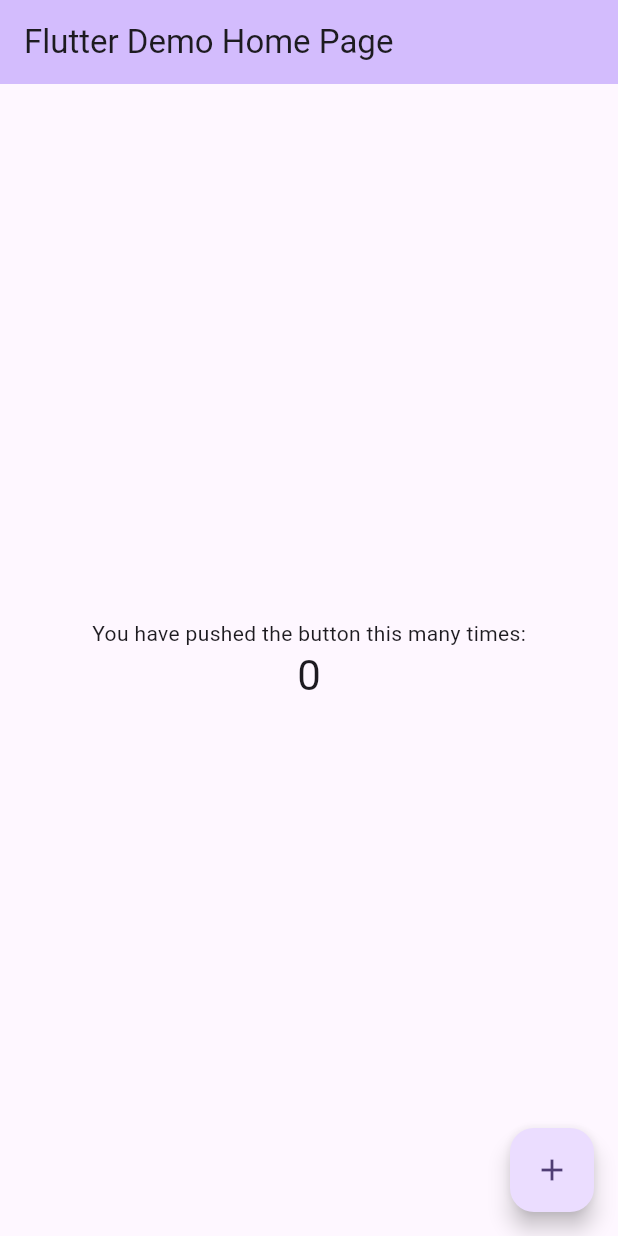
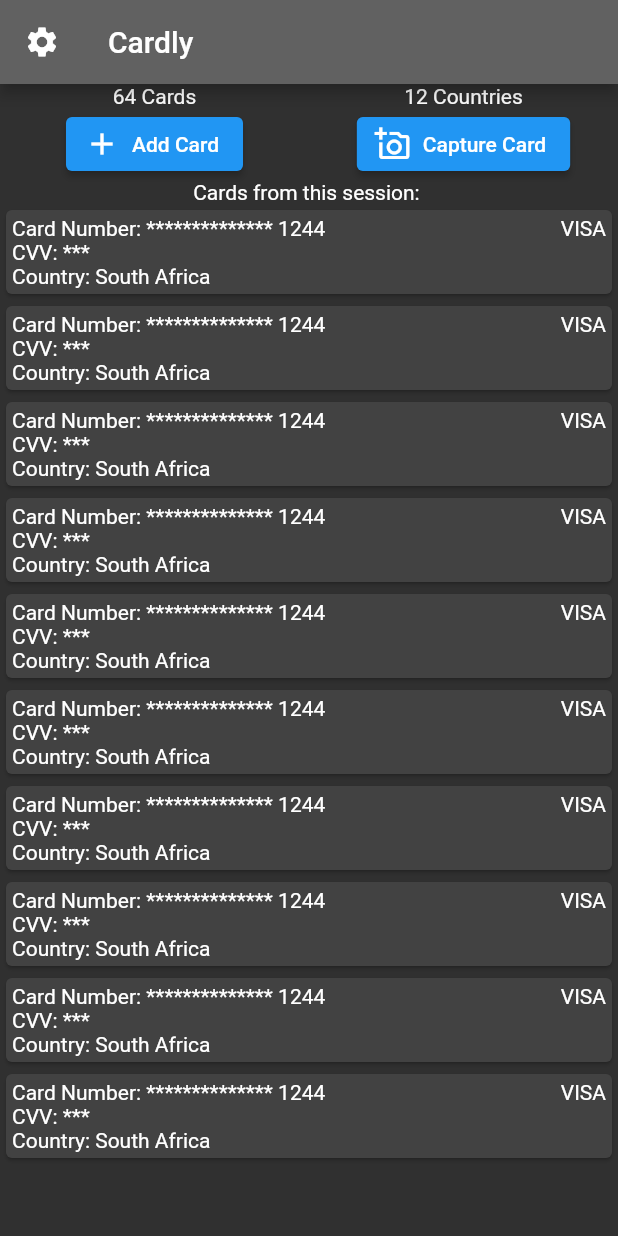
Before and after one commit to aloenobilis/cardly, a Flutter app: the screen it shows after launch, on a phone screen of 412 x 824 dp. Run offline on Flutter 3.47's test engine with Material 2 defaults, Android fonts, the phone set to English and light mode, and no system bars; our stand-ins replace responsive_grid.

Commit message:
1.2 - home screen outline (ui)

```diff
--- a/lib/main.dart
+++ b/lib/main.dart
@@ -1,125 +1,30 @@
 import 'package:flutter/material.dart';
 
+import 'package:cardly/screens/home_screen.dart';
+
 void main() {
-  runApp(const MyApp());
+  runApp(const Cardly());
 }
 
-class MyApp extends StatelessWidget {
-  const MyApp({super.key});
+class Cardly extends StatelessWidget {
+  const Cardly({super.key});
 
-  // This widget is the root of your application.
   @override
   Widget build(BuildContext context) {
     return MaterialApp(
+      debugShowCheckedModeBanner: false,
       title: 'Flutter Demo',
+      themeMode: ThemeMode.dark,
       theme: ThemeData(
-        // This is the theme of your application.
-        //
-        // TRY THIS: Try running your application with "flutter run". You'll see
-        // the application has a blue toolbar. Then, without quitting the app,
-        // try changing the seedColor in the colorScheme below to Colors.green
-        // and then invoke "hot reload" (save your changes or press the "hot
-        // reload" button in a Flutter-supported IDE, or press "r" if you used
-        // the command line to start the app).
-        //
-        // Notice that the counter didn't reset back to zero; the application
-        // state is not lost during the reload. To reset the state, use hot
-        // restart instead.
-        //
-        // This works for code too, not just values: Most code changes can be
-        // tested with just a hot reload.
+        iconTheme: const IconThemeData(color: Colors.black54),
         colorScheme: ColorScheme.fromSeed(seedColor: Colors.deepPurple),
         useMaterial3: true,
       ),
-      home: const MyHomePage(title: 'Flutter Demo Home Page'),
+      darkTheme: ThemeData.dark(),
+      initialRoute: HomeScreen.id,
+      routes: {
+        HomeScreen.id: (context) => const HomeScreen(),
+      },
     );
   }
 }
-
-class MyHomePage extends StatefulWidget {
-  const MyHomePage({super.key, required this.title});
-
-  // This widget is the home page of your application. It is stateful, meaning
-  // that it has a State object (defined below) that contains fields that affect
-  // how it looks.
-
-  // This class is the configuration for the state. It holds the values (in this
-  // case the title) provided by the parent (in this case the App widget) and
-  // used by the build method of the State. Fields in a Widget subclass are
-  // always marked "final".
-
-  final String title;
-
-  @override
-  State<MyHomePage> createState() => _MyHomePageState();
-}
-
-class _MyHomePageState extends State<MyHomePage> {
-  int _counter = 0;
-
-  void _incrementCounter() {
-    setState(() {
-      // This call to setState tells the Flutter framework that something has
-      // changed in this State, which causes it to rerun the build method below
-      // so that the display can reflect the updated values. If we changed
-      // _counter without calling setState(), then the build method would not be
-      // called again, and so nothing would appear to happen.
-      _counter++;
-    });
-  }
-
-  @override
-  Widget build(BuildContext context) {
-    // This method is rerun every time setState is called, for instance as done
-    // by the _incrementCounter method above.
-    //
-    // The Flutter framework has been optimized to make rerunning build methods
-    // fast, so that you can just rebuild anything that needs updating rather
-    // than having to individually change instances of widgets.
-    return Scaffold(
-      appBar: AppBar(
-        // TRY THIS: Try changing the color here to a specific color (to
-        // Colors.amber, perhaps?) and trigger a hot reload to see the AppBar
-        // change color while the other colors stay the same.
-        backgroundColor: Theme.of(context).colorScheme.inversePrimary,
-        // Here we take the value from the MyHomePage object that was created by
-        // the App.build method, and use it to set our appbar title.
-        title: Text(widget.title),
-      ),
-      body: Center(
-        // Center is a layout widget. It takes a single child and positions it
-        // in the middle of the parent.
-        child: Column(
-          // Column is also a layout widget. It takes a list of children and
-          // arranges them vertically. By default, it sizes itself to fit its
-          // children horizontally, and tries to be as tall as its parent.
-          //
-          // Column has various properties to control how it sizes itself and
-          // how it positions its children. Here we use mainAxisAlignment to
-          // center the children vertically; the main axis here is the vertical
-          // axis because Columns are vertical (the cross axis would be
-          // horizontal).
-          //
-          // TRY THIS: Invoke "debug painting" (choose the "Toggle Debug Paint"
-          // action in the IDE, or press "p" in the console), to see the
-          // wireframe for each widget.
-          mainAxisAlignment: MainAxisAlignment.center,
-          children: <Widget>[
-            const Text(
-              'You have pushed the button this many times:',
-            ),
-            Text(
-              '$_counter',
-              style: Theme.of(context).textTheme.headlineMedium,
-            ),
-          ],
-        ),
-      ),
-      floatingActionButton: FloatingActionButton(
-        onPressed: _incrementCounter,
-        tooltip: 'Increment',
-        child: const Icon(Icons.add),
-      ), // This trailing comma makes auto-formatting nicer for build methods.
-    );
-  }
-}
--- /dev/null
+++ b/lib/screens/home_screen.dart
@@ -0,0 +1,183 @@
+import 'package:flutter/material.dart';
+import 'package:responsive_grid/responsive_grid.dart';
+
+class HomeScreen extends StatefulWidget {
+  static const String id = 'home_screen';
+
+  const HomeScreen({super.key});
+
+  @override
+  State<HomeScreen> createState() => _HomeScreenState();
+}
+
+class _HomeScreenState extends State<HomeScreen> {
+  /*++++++++++++++++++++++++++++++++++++++++++++++++++++++++++
+  +++++++++++++++++++++++++ STATE ++++++++++++++++++++++++++++
+  ++++++++++++++++++++++++++++++++++++++++++++++++++++++++++++*/
+  final scaffoldKey = GlobalKey<ScaffoldState>();
+
+  /*++++++++++++++++++++++++++++++++++++++++++++++++++++++++++
+  +++++++++++++++++++++++++ WIDGETS ++++++++++++++++++++++++++
+  ++++++++++++++++++++++++++++++++++++++++++++++++++++++++++++*/
+
+  /// Show total number of uniqe cards and countries
+  ResponsiveGridCol stats() {
+    return ResponsiveGridCol(
+        xs: 12,
+        md: 12,
+        lg: 12,
+        child: ResponsiveGridRow(children: [
+          ResponsiveGridCol(
+              xs: 6,
+              md: 6,
+              lg: 6,
+              child: const Center(child: Text("64 Cards"))),
+          ResponsiveGridCol(
+              xs: 6,
+              md: 6,
+              lg: 6,
+              child: const Center(child: Text("12 Countries"))),
+        ]));
+  }
+
+  /// Allow the ability to add a card by using a form input, or to populate
+  /// the form by capturing the card details using the camera.
+  ResponsiveGridCol buttons() {
+    return ResponsiveGridCol(
+        xs: 12,
+        md: 12,
+        lg: 12,
+        child: ResponsiveGridRow(children: [
+          ResponsiveGridCol(
+              xs: 6,
+              md: 6,
+              lg: 6,
+              child: Center(
+                child: ElevatedButton.icon(
+                  onPressed: () {},
+                  icon: const Icon(
+                    Icons.add,
+                    size: 24.0,
+                  ),
+                  label: const Text('Add Card'),
+                ),
+              )),
+          ResponsiveGridCol(
+              xs: 6,
+              md: 6,
+              lg: 6,
+              child: Center(
+                child: ElevatedButton.icon(
+                  onPressed: () {},
+                  icon: const Icon(
+                    Icons.add_a_photo_outlined,
+                    size: 24.0,
+                  ),
+                  label: const Text('Capture Card'),
+                ),
+              )),
+        ]));
+  }
+
+  Widget cardItem() {
+    return InkWell(
+      onTap: () {},
+      child: Card(
+        child: Container(
+          padding: const EdgeInsets.all(4),
+          child: ResponsiveGridRow(children: [
+            ResponsiveGridCol(
+                xs: 12,
+                md: 12,
+                lg: 12,
+                child: const Row(
+                  mainAxisAlignment: MainAxisAlignment.spaceBetween,
+                  children: [
+                    Text("Card Number: ************** 1244"),
+                    Text("VISA")
+                  ],
+                )),
+            ResponsiveGridCol(
+                xs: 12, md: 12, lg: 12, child: const Text("CVV: ***")),
+            ResponsiveGridCol(
+                xs: 12,
+                md: 12,
+                lg: 12,
+                child: const Text("Country: South Africa")),
+          ]),
+        ),
+      ),
+    );
+  }
+
+  Widget cardList() {
+    return SingleChildScrollView(
+      child: Column(
+        mainAxisAlignment: MainAxisAlignment.start,
+        children: [
+          const Text("Cards from this session: "),
+          ListView.builder(
+              shrinkWrap: true,
+              physics: const NeverScrollableScrollPhysics(),
+              itemCount: 10,
+              itemBuilder: (BuildContext context, int index) {
+                return cardItem();
+              }),
+        ],
+      ),
+    );
+  }
+
+  Widget drawer() {
+    return Drawer(
+      // Add a ListView to the drawer. This ensures the user can scroll
+      // through the options in the drawer if there isn't enough vertical
+      // space to fit everything.
+      child: ListView(
+        // Important: Remove any padding from the ListView.
+        padding: EdgeInsets.zero,
+        children: [
+          DrawerHeader(
+            decoration: BoxDecoration(
+              color: Theme.of(context).colorScheme.background,
+            ),
+            child: const Text('Settings'),
+          ),
+          ListTile(
+            title: const Text('Confgure Banned Countries'),
+            onTap: () {
+              // Update the state of the app.
+              // ...
+            },
+          ),
+        ],
+      ),
+    );
+  }
+
+  @override
+  Widget build(BuildContext context) {
+    return Scaffold(
+      key: scaffoldKey,
+      drawer: drawer(),
+      appBar: AppBar(
+        backgroundColor: Theme.of(context).colorScheme.background,
+        title: const Text("Cardly"),
+        leading: IconButton(
+          icon: const Icon(Icons.settings),
+          onPressed: () => scaffoldKey.currentState?.openDrawer(),
+        ),
+      ),
+      body: SingleChildScrollView(
+        child: ResponsiveGridRow(children: [
+          // STATS
+          stats(),
+          // BUTTONS
+          buttons(),
+          // CARDS FROM TODAY LIST
+          ResponsiveGridCol(child: cardList())
+        ]),
+      ),
+    );
+  }
+}
```
Also changed, not shown: 2 other files.
